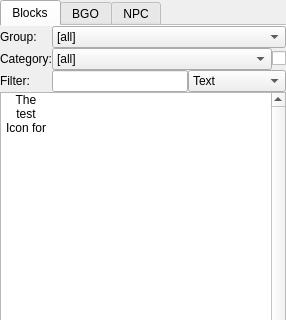
Above: Editor/main_window/dock/lvl_item_toolbox.ui from WohlSoft/Moondust-Project before the change; both pictures show x 0 to 286 and y 0 to 320 of the 286 by 542 pixel window. Below: the same form after it.
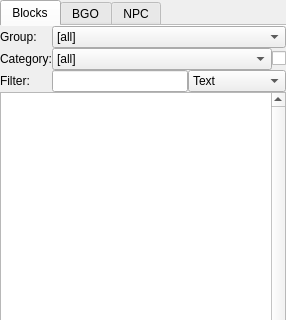
That is the form after the change. Icons and pictures are not drawn.

```diff
--- a/Editor/main_window/dock/lvl_item_toolbox.ui
+++ b/Editor/main_window/dock/lvl_item_toolbox.ui
@@ -73,7 +73,7 @@
       </widget>
      </item>
      <item row="4" column="0" colspan="4">
-      <widget class="QListWidget" name="BlockItemsList">
+      <widget class="QListView" name="BlockItemsList">
        <property name="contextMenuPolicy">
         <enum>Qt::CustomContextMenu</enum>
        </property>
@@ -116,6 +116,9 @@
        <property name="textElideMode">
         <enum>Qt::ElideNone</enum>
        </property>
+       <property name="verticalScrollMode">
+        <enum>QAbstractItemView::ScrollPerItem</enum>
+       </property>
        <property name="movement">
         <enum>QListView::Snap</enum>
        </property>
@@ -137,21 +140,9 @@
        <property name="wordWrap">
         <bool>true</bool>
        </property>
-       <property name="sortingEnabled">
+       <property name="sortingEnabled" stdset="0">
         <bool>true</bool>
        </property>
-       <item>
-        <property name="text">
-         <string notr="true">The test Icon for blocks</string>
-        </property>
-        <property name="icon">
-         <iconset resource="../../_resources/editor.qrc">
-          <normaloff>:/images/cat_builder/cat_builder_48.png</normaloff>:/images/cat_builder/cat_builder_48.png</iconset>
-        </property>
-        <property name="flags">
-         <set>ItemIsSelectable|ItemIsEnabled</set>
-        </property>
-       </item>
       </widget>
      </item>
      <item row="3" column="0">
```
